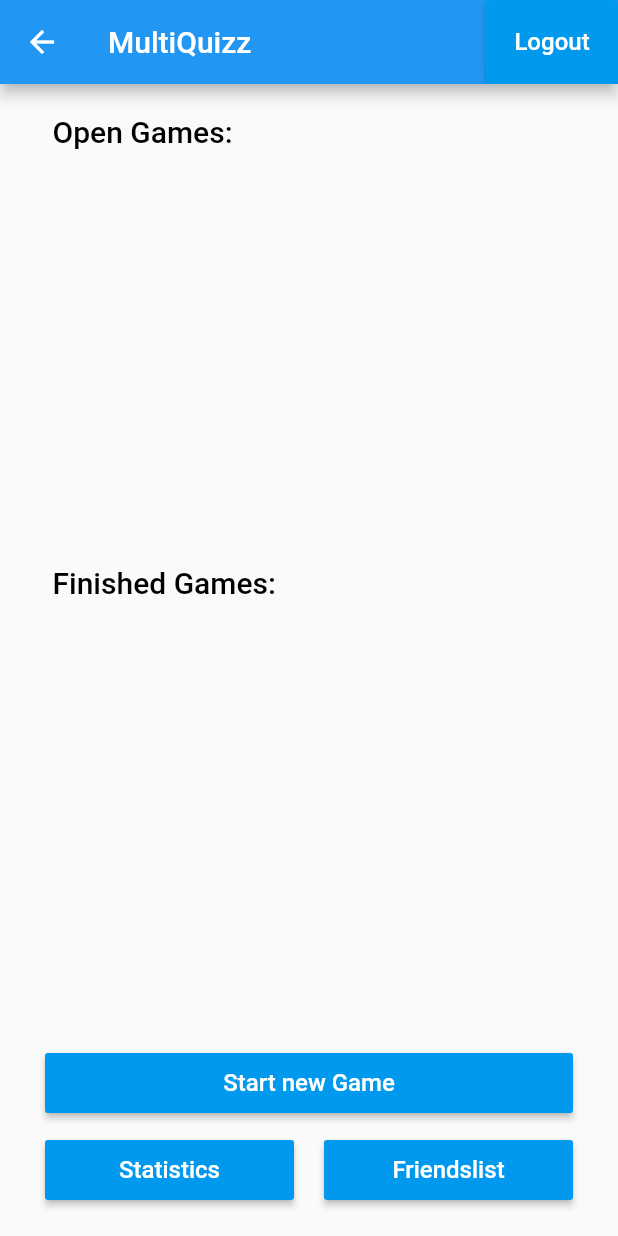
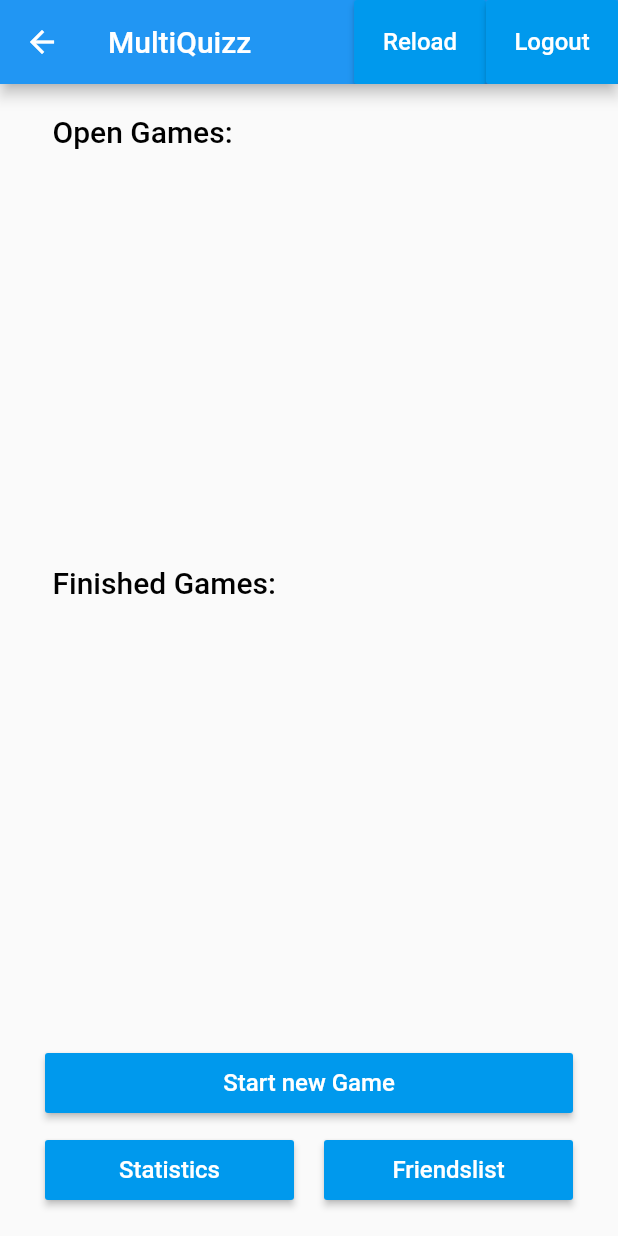
Before and after one commit to NoConnection12367/MultiQuizz, a Flutter app: the MainMenuPage screen opened by its route, on a phone screen of 412 x 824 dp. Run offline on Flutter 3.47's test engine with Material 2 defaults, Android fonts, the phone set to English and light mode, and no system bars; our stand-ins replace firebase_database, html_unescape, percent_indicator; accounts and stored records are empty.

Commit message:
Added reload button in main menu page

```diff
--- a/multiquizz/lib/pages/mainMenuPage.dart
+++ b/multiquizz/lib/pages/mainMenuPage.dart
@@ -38,6 +38,21 @@ class _MainMenuPage extends State<MainMenuPage> {
             appBar: new AppBar(
                 title: new Text('MultiQuizz'),
                 actions: <Widget> [
+                    new RaisedButton(
+                    color: const Color(0xFF0099ed),
+                    child:
+                        new Text(
+                        "Reload",
+                            style: new TextStyle(fontSize:16.0,
+                            color: const Color(0xFFffffff),
+                            fontWeight: FontWeight.w500,
+                            fontFamily: "Roboto")
+                        ),
+                    onPressed: () {
+                        loadOpenGames();
+                        loadFinishedGames();
+                    }
+                ),
                 new RaisedButton(
                     color: const Color(0xFF0099ed),
                     child:
```
